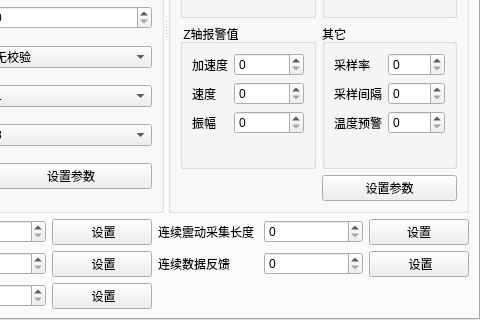
Above: src/devicewidget.ui from yesyan/GDCS01 before the change; both pictures show x 171 to 651 and y 219 to 539 of the 651 by 539 pixel window. Below: the same form after it.
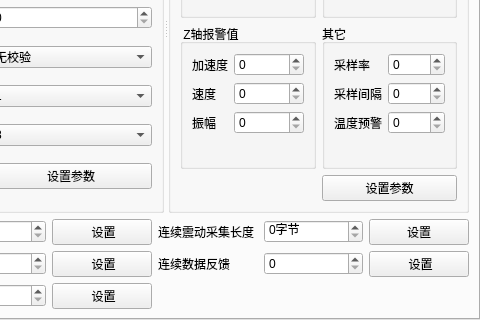
That is the form after the change. Custom widgets are drawn as their Qt base class.

What changed in the file:
```diff
--- a/src/devicewidget.ui
+++ b/src/devicewidget.ui
@@ -502,6 +502,12 @@
          </item>
          <item>
           <widget class="QSpinBox" name="spinBox_23">
+           <property name="suffix">
+            <string>字节</string>
+           </property>
+           <property name="prefix">
+            <string/>
+           </property>
            <property name="maximum">
             <number>999</number>
            </property>
```
Left out of the diff: 2 changed lines with no effect on the pictures.
